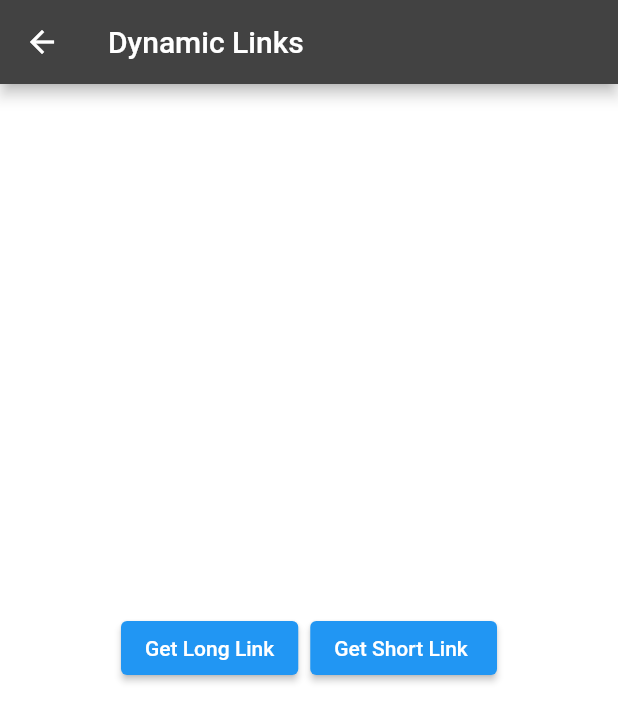
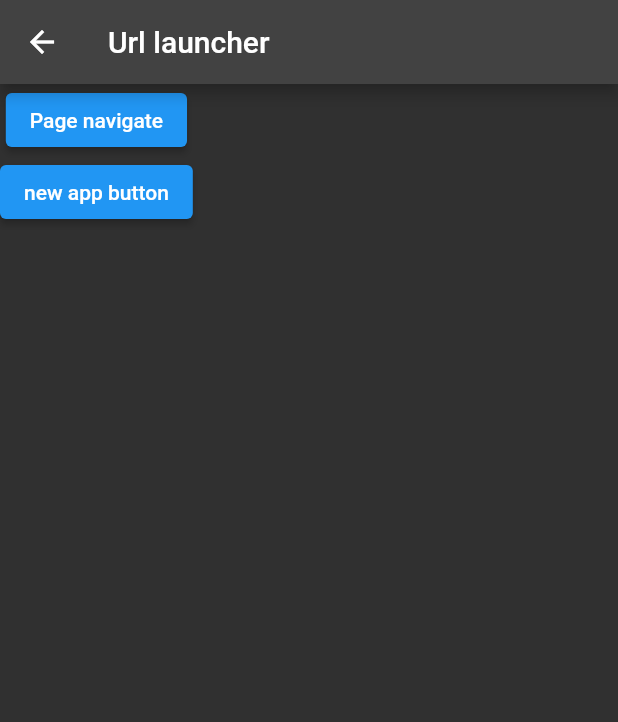
Before and after one commit to vikasdduc/tpcircle, a Flutter app: the screen it shows after launch, after a tap on the "navigate next" icon, on a phone screen of 412 x 824 dp. Shown: the top 722 px of the screen. Run offline on Flutter 3.47's test engine with Material 2 defaults, Android fonts, the phone set to English and light mode, and no system bars; our stand-ins replace badges, firebase_auth, firebase_core, firebase_messaging, flutter_local_notifications, rxdart; accounts and stored records are empty.

Commit message:
mapping app withwebsite

```diff
--- a/lib/main.dart
+++ b/lib/main.dart
@@ -9,7 +9,9 @@ import 'package:flutter/material.dart';
 import 'package:http/http.dart' as http;
 import 'package:flutter_local_notifications/flutter_local_notifications.dart';
 import 'package:rxdart/rxdart.dart';
-import 'package:tyreplex/screens/dynamicLink/dynamic_link_service.dart';
+import 'package:tyreplex/screens/dynamicLink/Link_URl_Launcher.dart';
+//import 'package:tyreplex/screens/dynamicLink/dynamic_link_service.dart';
+import 'package:tyreplex/screens/dynamicLink/url_launcher_tyreplex.dart';
 import 'package:tyreplex/screens/myOrderPages/my_order.dart';
 import 'package:tyreplex/screens/rest_api_example/api_home_page.dart';
 
@@ -82,7 +84,6 @@ void showFlutterNotification(RemoteMessage message) {
           channel.id,
           channel.name,
           channelDescription: channel.description,
-          // TODO add a proper drawable resource to android, for now using vvvvvvvvvvvvvvvvvvvvvvvv
           //
           icon: 'launch_background',
           actions: <AndroidNotificationAction>[
@@ -180,9 +181,12 @@ class MessagingApp extends StatelessWidget {
       initialRoute: '/',
       routes: {
         '/': (context) => Application(),
-        '/apipage': (context) => HomeForApi(payload: '',),
-        '/dynamicpage':(context) => DynamicPage(),
-        '/MyOrdersPage' : (context) => MyOrdersPage(),
+        '/apipage': (context) => const HomeForApi(payload: '',),
+        //'/DynamicLinkScreen':(context) => const DynamicLinkScreen(),
+        '/urllauncher':(context) => const UrlLauncher(),
+        '/MyOrdersPage' : (context) => const MyOrdersPage(),
+        '/Youtubepage' : (context) => YoutubeUrlPage(),
+
 
         //'/message': (context) => MessageView(),
       },
@@ -340,7 +344,7 @@ class _Application extends State<Application> {
               iconSize: 30,
               color: Colors.red,
               onPressed: (){
-                Navigator.pushNamed(context, '/dynamicpage');
+                Navigator.pushNamed(context, '/urllauncher');
               },
               icon: const Icon(Icons.navigate_next,)
           ),
@@ -348,9 +352,17 @@ class _Application extends State<Application> {
               iconSize: 30,
               color: Colors.red,
               onPressed: (){
-
+                Navigator.pushNamed(context, '/Youtubepage');
               },
-              icon: const Icon(Icons.share,)
+              icon: const Icon(Icons.youtube_searched_for,)
+          ),
+          IconButton(
+              iconSize: 30,
+              color: Colors.red,
+              onPressed: (){
+                Navigator.pushNamed(context, '/DynamicLinkScreen');
+              },
+              icon: const Icon(Icons.link,)
           ),
           // PopupMenuButton(
           //   onSelected: onActionSelected,
--- /dev/null
+++ b/lib/screens/dynamicLink/Link_URl_Launcher.dart
@@ -0,0 +1,126 @@
+//import 'dart:html';
+
+import 'package:flutter/material.dart';
+import 'package:url_launcher/link.dart';
+// import 'package:flutter/services.dart';
+
+import '../Drawer/drawer_page.dart';
+import '../filterPages/filter_screen.dart';
+import '../myOrderPages/my_order.dart';
+
+class UrlLauncher extends StatefulWidget {
+  const UrlLauncher({Key? key}) : super(key: key);
+
+  @override
+  State<StatefulWidget> createState() => UrlLauncherState();
+}
+
+class UrlLauncherState extends State<UrlLauncher> {
+
+  // static const platform = MethodChannel('app.channel.shared.data');
+  String dataShared = 'No data';
+
+  var myUrl;
+
+
+  var staticLink1 = Uri.parse('https://www.tyreplex.com/tp-admin/?mod=dashboard');
+  var staticLink2 = Uri.parse('https://www.tyreplex.com/tp-admin/?mod=invoice');
+  var staticLink3 = Uri.parse('https://www.tyreplex.com/tp-admin/?mod=notification');
+  var staticLink4 = Uri.parse('https://www.tyreplex.com/tp-admin/?mod=virtual_number');
+
+  var appPage1 = const DrawerPage();
+  var appPage3 = const FilterPage();
+  var appPage4 = const MyOrdersPage();
+
+
+  var list = [];
+
+  // var list = pageUrlMap.values.toList();
+
+  @override
+  void initState() {
+    super.initState();
+    // getSharedText();
+  }
+
+  @override
+  Widget build(BuildContext context) {
+    return Scaffold(
+
+      appBar: AppBar(
+        title: const Text("Url launcher"),
+),
+      body: Column(
+        children: [
+          // Text(dataShared),
+          //  ListTile(
+          //    title: const Text("Launch Web Page"),
+          //    onTap: () async {
+          //      // Switch(value: null, onChanged: (bool value) {  }, );
+          //      myUrl = pageUrlMap;
+          //  var url = myUrl;
+          //  if (await canLaunchUrl(url as Uri)) {
+          //  await launchUrl(url as Uri,);
+          //  } else {
+          //  throw 'Could not launch $url';}},),
+          ElevatedButton(
+
+            onPressed: (){
+              // if(appPage1 == staticLink1){
+              //   print("app page1 was tapped");
+              // } else if( appPage3 == staticLink3){
+              //   print(" page3 was tapped");
+              // } else if (appPage4 == staticLink4){
+              //   print("page4 was tapped");
+              // } else {
+              //   print( "this page 5 was print");
+              // }
+
+              // if (pageUrlMap.keys.first){
+              //   return pageUrlMap.values.first;
+              // } else
+              //   if (pageUrlMap.keys.second){
+              //   return pageUrlMap.values.second;
+              // } else
+              //   if (pageUrlMap.keys.third){
+              //   return pageUrlMap.values.third;
+              // } else {
+              //   Uri.parse('https.tyreplex.com');
+              // }
+
+            },
+            child: const Text("Page navigate")
+         ),
+          Link(
+              uri: Uri.parse('https://www.tyreplex.com/tp-admin/?mod=dashboard'),
+              builder: (context, followlink)=> ElevatedButton(
+                  onPressed: followlink, child: const Text("new app button")))
+
+
+        ],
+      ),
+    );
+  }
+
+
+  // Future<void> getSharedText() async {
+  //   var sharedData = await platform.invokeMethod('getSharedText');
+  //   if (sharedData != null) {
+  //     setState(() {
+  //       dataShared = sharedData;
+  //     });
+  //   }
+  // }
+
+  // final pageUrlMap = Uri.parse('https://www.tyreplex.com/tp-admin/?mod=dashboard#gsc.tab=0');
+
+
+
+
+  Map<Widget, Uri> pageUrlMap = {
+
+    const MyOrdersPage(): Uri.parse('https://www.tyreplex.com/tp-admin/?mod=dashboard'),
+
+  };
+
+}
--- a/lib/screens/dynamicLink/dynamic_link_service.dart
+++ b/lib/screens/dynamicLink/dynamic_link_service.dart
@@ -1,158 +1,150 @@
-import 'dart:async';
-//import 'package:deeplink/route_services.dart';
-//import 'package:firebase_core/firebase_core.dart';
-import 'package:firebase_dynamic_links/firebase_dynamic_links.dart';
-import 'package:flutter/material.dart';
-import 'package:flutter/services.dart';
-import 'package:tyreplex/screens/dynamicLink/path_constant.dart';
-import 'package:url_launcher/url_launcher.dart';
-
-// Future<void> main() async {
-//   await init();
-//   runApp(const DynamicPage());
+// import 'dart:async';
+// //import 'package:deeplink/route_services.dart';
+// //import 'package:firebase_core/firebase_core.dart';
+// import 'package:firebase_dynamic_links/firebase_dynamic_links.dart';
+// import 'package:flutter/material.dart';
+// import 'package:flutter/services.dart';
+// import 'package:tyreplex/screens/dynamicLink/path_constant.dart';
+// import 'package:url_launcher/url_launcher.dart';
+//
+// // Future<void> main() async {
+// //   await init();
+// //   runApp(const DynamicPage());
+// // }
+// // Future init() async {
+// //   WidgetsFlutterBinding.ensureInitialized();
+// //   await Firebase.initializeApp();
+// // }
+//
+//
+//
+// class DynamicLinkScreen extends StatefulWidget {
+//   const DynamicLinkScreen({Key? key}) : super(key: key);
+//
+//   @override
+//   State<StatefulWidget> createState() => _DynamicLinkScreenState();
 // }
 //
-// Future init() async {
-//   WidgetsFlutterBinding.ensureInitialized();
-//   await Firebase.initializeApp();
+// class _DynamicLinkScreenState extends State<DynamicLinkScreen> {
+//   String? _linkMessage;
+//   bool _isCreatingLink = false;
+//
+//   FirebaseDynamicLinks dynamicLinks = FirebaseDynamicLinks.instance;
+//
+//   @override
+//   void initState() {
+//     super.initState();
+//     initDynamicLinks();
+//   }
+//
+//   Future<void> initDynamicLinks() async {
+//     dynamicLinks.onLink.listen((dynamicLinkData) {
+//       final Uri uri = dynamicLinkData.link;
+//       print("dynamicLinkData.link-start  ");
+//
+//       print( dynamicLinkData.link);
+//       print(" dynamicLinkData.link-end");
+//
+//       final queryParams = uri.queryParameters;
+//       if (queryParams.isNotEmpty) {
+//         String? productId = queryParams["id"];
+//         Navigator.pushNamed(context, dynamicLinkData.link.path,
+//             arguments: {"productId": int.parse(productId!)});
+//       } else {
+//         Navigator.pushNamed(
+//           context,
+//           dynamicLinkData.link.path,
+//         );
+//       }
+//     }).onError((error) {
+//       print('onLink error');
+//       print(error.message);
+//     });
+//   }
+//
+//   Future<void> _createDynamicLink(String link) async {
+//     setState(() {
+//       _isCreatingLink = true;
+//     });
+//
+//     final DynamicLinkParameters parameters = DynamicLinkParameters(
+//       uriPrefix: kUriPrefix,
+//       link: Uri.parse(kUriPrefix + link),
+//       // androidParameters:  AndroidParameters(
+//       //   fallbackUrl: Uri(path:"https://www.tyreplex.com"),
+//       //   packageName: 'com.example.tyreplex',
+//       //   minimumVersion: 21,
+//       // ),
+//     );
+//
+//     Uri url;
+//     url = await dynamicLinks.buildLink(parameters);
+//     // if (short) {
+//     //   final ShortDynamicLink shortLink =
+//     //   await dynamicLinks.buildShortLink(parameters);
+//     //   url = shortLink.shortUrl;
+//     // } else {
+//     //   url = await dynamicLinks.buildLink(parameters);
+//     // }
+//
+//     setState(() {
+//       _linkMessage = url.toString();
+//       _isCreatingLink = false;
+//     });
+//   }
+//
+//   @override
+//   Widget build(BuildContext context) {
+//     return Scaffold(
+//       backgroundColor: Colors.white,
+//       appBar: AppBar(
+//         title: const Text('Dynamic Links '),
+//       ),
+//       body: Builder(
+//         builder: (BuildContext context) {
+//           return Center(
+//             child: Column(
+//               mainAxisAlignment: MainAxisAlignment.center,
+//               children: <Widget>[
+//                 ButtonBar(
+//                   alignment: MainAxisAlignment.center,
+//                   children: <Widget>[
+//                     ElevatedButton(
+//                       onPressed: !_isCreatingLink
+//                           ? () => _createDynamicLink( kProductpageLink)
+//                           : null,
+//                       child: const Text('Get Link'),
+//                     ),
+//                     // ElevatedButton(
+//                     //   onPressed: !_isCreatingLink
+//                     //       ? () => _createDynamicLink(true, kHomepageLink)
+//                     //       : null,
+//                     //   child: const Text('Get Short Link '),
+//                     // ),
+//                   ],
+//                 ),
+//                 InkWell(
+//                   onTap: () async {
+//                     if (_linkMessage != null) {
+//                       await launch(_linkMessage!);
+//                     }
+//                   },
+//                   onLongPress: () {
+//                     Clipboard.setData(ClipboardData(text: _linkMessage));
+//                     ScaffoldMessenger.of(context).showSnackBar(
+//                       const SnackBar(content: Text('Copied Link!')),
+//                     );
+//                   },
+//                   child: Text(
+//                     _linkMessage ?? '',
+//                     style: const TextStyle(color: Colors.blue),
+//                   ),
+//                 ),
+//               ],
+//             ),
+//           );
+//         },
+//       ),
+//     );
+//   }
 // }
-
-class DynamicPage extends StatelessWidget {
-  const DynamicPage({Key? key}) : super(key: key);
-
-  @override
-  Widget build(BuildContext context) {
-    return _MainScreen();
-
-      //onGenerateRoute: RouteServices.generateRoute,
-
-  }
-}
-
-class _MainScreen extends StatefulWidget {
-  @override
-  State<StatefulWidget> createState() => _MainScreenState();
-}
-
-class _MainScreenState extends State<_MainScreen> {
-  String? _linkMessage;
-  bool _isCreatingLink = false;
-
-  FirebaseDynamicLinks dynamicLinks = FirebaseDynamicLinks.instance;
-
-  @override
-  void initState() {
-    super.initState();
-    initDynamicLinks();
-  }
-
-  Future<void> initDynamicLinks() async {
-    dynamicLinks.onLink.listen((dynamicLinkData) {
-      final Uri uri = dynamicLinkData.link;
-      print("dynamicLinkData.link-start  ");
-
-      print( dynamicLinkData.link);
-      print(" dynamicLinkData.link-end");
-
-      final queryParams = uri.queryParameters;
-      if (queryParams.isNotEmpty) {
-        String? productId = queryParams["id"];
-        Navigator.pushNamed(context, dynamicLinkData.link.path,
-            arguments: {"productId": int.parse(productId!)});
-      } else {
-        Navigator.pushNamed(
-          context,
-          dynamicLinkData.link.path,
-        );
-      }
-    }).onError((error) {
-      print('onLink error');
-      print(error.message);
-    });
-  }
-
-  Future<void> _createDynamicLink(bool short, String link) async {
-    setState(() {
-      _isCreatingLink = true;
-    });
-
-    final DynamicLinkParameters parameters = DynamicLinkParameters(
-      uriPrefix: kUriPrefix,
-      link: Uri.parse(kUriPrefix + link),
-      androidParameters:  AndroidParameters(
-        fallbackUrl: Uri(path:"https://www.tyreplex.com"),
-        packageName: 'com.example.tyreplex',
-        minimumVersion: 0,
-      ),
-    );
-
-    Uri url;
-    if (short) {
-      final ShortDynamicLink shortLink =
-      await dynamicLinks.buildShortLink(parameters);
-      url = shortLink.shortUrl;
-    } else {
-      url = await dynamicLinks.buildLink(parameters);
-    }
-
-    setState(() {
-      _linkMessage = url.toString();
-      _isCreatingLink = false;
-    });
-  }
-
-  @override
-  Widget build(BuildContext context) {
-    return Scaffold(
-      backgroundColor: Colors.white,
-      appBar: AppBar(
-        title: const Text('Dynamic Links '),
-      ),
-      body: Builder(
-        builder: (BuildContext context) {
-          return Center(
-            child: Column(
-              mainAxisAlignment: MainAxisAlignment.center,
-              children: <Widget>[
-                ButtonBar(
-                  alignment: MainAxisAlignment.center,
-                  children: <Widget>[
-                    ElevatedButton(
-                      onPressed: !_isCreatingLink
-                          ? () => _createDynamicLink(false, kProductpageLink)
-                          : null,
-                      child: const Text('Get Long Link'),
-                    ),
-                    ElevatedButton(
-                      onPressed: !_isCreatingLink
-                          ? () => _createDynamicLink(true, kHomepageLink)
-                          : null,
-                      child: const Text('Get Short Link '),
-                    ),
-                  ],
-                ),
-                InkWell(
-                  onTap: () async {
-                    if (_linkMessage != null) {
-                      await launch(_linkMessage!);
-                    }
-                  },
-                  onLongPress: () {
-                    Clipboard.setData(ClipboardData(text: _linkMessage));
-                    ScaffoldMessenger.of(context).showSnackBar(
-                      const SnackBar(content: Text('Copied Link!')),
-                    );
-                  },
-                  child: Text(
-                    _linkMessage ?? '',
-                    style: const TextStyle(color: Colors.blue),
-                  ),
-                ),
-              ],
-            ),
-          );
-        },
-      ),
-    );
-  }
-}
--- a/lib/screens/dynamicLink/path_constant.dart
+++ b/lib/screens/dynamicLink/path_constant.dart
@@ -1,5 +1,6 @@
-const String kUriPrefix = 'https://dms.tyreplex.com';
-//const String kUriPrefix = 'https://com.tyreplex.dms';
-const String kSiteLink =  'https://tyreplex.com';
-const String kHomepageLink = '/apipage';
-const String kProductpageLink = '/Reward';
+// const String kUriPrefix = 'https://com.example.tyreplex';
+// //const String kUriPrefix = 'https://com.tyreplex.dms';
+// const String kSiteLink =  'https://tyreplex.com';
+// //const String kHomepageLink = '/apipage';
+// // const String kProductpageLink = '/Reward';
+// const String kProductpageLink = '/MyOrdersPage';
--- a/lib/screens/myOrderPages/my_order.dart
+++ b/lib/screens/myOrderPages/my_order.dart
@@ -1,7 +1,7 @@
 import 'package:badges/badges.dart';
 //import 'package:firebase_auth/firebase_auth.dart';
 import 'package:flutter/material.dart';
-import 'package:tyreplex/screens/drawer_page.dart';
+import 'package:tyreplex/screens/Drawer/drawer_page.dart';
 //import 'package:tyreplex/screens/filterPages/filter_screen.dart';
 import 'package:tyreplex/screens/myOrderPages/test_Screen_B.dart';
 import 'package:tyreplex/screens/myOrderPages/test_screen_A.dart';
```
Also changed, not shown: lib/screens/dynamicLink/url_launcher_tyreplex.dart (added, +64 -0 lines), lib/screens/tyreplexrouting/tplikerouting.dart (added, +131 -0 lines), lib/screens/Drawer/drawer_page.dart (renamed from lib/screens/drawer_page.dart), lib/screens/LogIn/login.dart (renamed from lib/screens/login.dart), lib/screens/filterPages/chip_filter_page.dart (renamed from lib/filterPages/chip_filter_page.dart), lib/screens/filterPages/chip_filter_test.dart (renamed from lib/filterPages/chip_filter_test.dart), lib/screens/filterPages/filter_screen.dart (renamed from lib/filterPages/filter_screen.dart), lib/screens/pushNotification/notification_with_button.dart (added), pubspec.lock, 2 other files.
